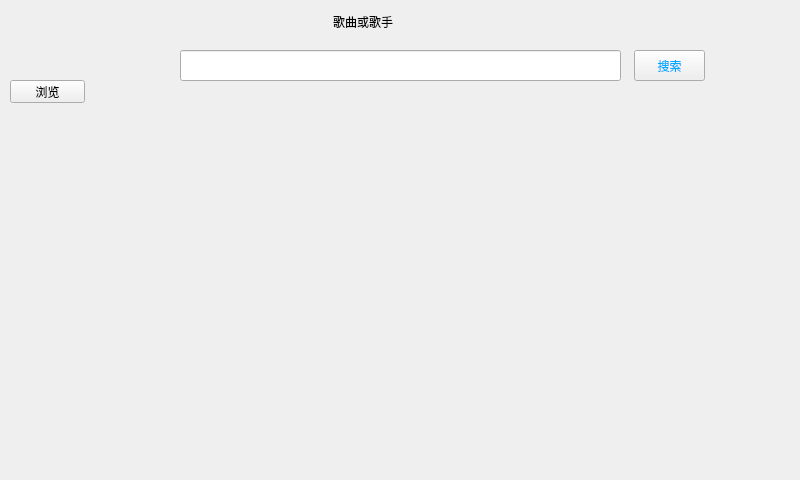
Qt form widget.ui (wai-wai/NaMusic) before a commit.
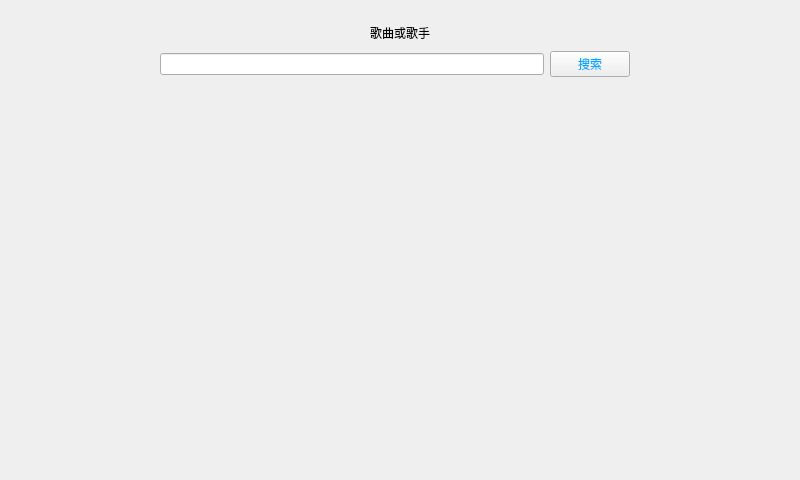
The same form after that commit.

Patch:
```diff
--- a/widget.ui
+++ b/widget.ui
@@ -18,8 +18,8 @@
   </property>
   <property name="maximumSize">
    <size>
-    <width>800</width>
-    <height>480</height>
+    <width>16777215</width>
+    <height>16777215</height>
    </size>
   </property>
   <property name="windowTitle">
@@ -28,37 +28,73 @@
   <property name="styleSheet">
    <string notr="true"/>
   </property>
-  <widget class="QLineEdit" name="musicName">
-   <property name="geometry">
-    <rect>
-     <x>180</x>
-     <y>50</y>
-     <width>441</width>
-     <height>31</height>
-    </rect>
-   </property>
-  </widget>
+  <layout class="QGridLayout" name="gridLayout_2">
+   <item row="0" column="0">
+    <widget class="QWidget" name="widget" native="true">
+     <property name="minimumSize">
+      <size>
+       <width>0</width>
+       <height>75</height>
+      </size>
+     </property>
+     <property name="maximumSize">
+      <size>
+       <width>16777215</width>
+       <height>75</height>
+      </size>
+     </property>
+     <layout class="QGridLayout" name="gridLayout">
+      <item row="0" column="0">
   <widget class="QLabel" name="label">
-   <property name="geometry">
-    <rect>
-     <x>333</x>
-     <y>11</y>
-     <width>81</width>
-     <height>21</height>
-    </rect>
+        <property name="minimumSize">
+         <size>
+          <width>0</width>
+          <height>20</height>
+         </size>
    </property>
    <property name="text">
     <string>歌曲或歌手</string>
    </property>
-  </widget>
+        <property name="alignment">
+         <set>Qt::AlignCenter</set>
+        </property>
+       </widget>
+      </item>
+      <item row="1" column="0">
+       <layout class="QHBoxLayout" name="horizontalLayout">
+        <item>
+         <spacer name="horizontalSpacer">
+          <property name="orientation">
+           <enum>Qt::Horizontal</enum>
+          </property>
+          <property name="sizeType">
+           <enum>QSizePolicy::Maximum</enum>
+          </property>
+          <property name="sizeHint" stdset="0">
+           <size>
+            <width>140</width>
+            <height>20</height>
+           </size>
+          </property>
+         </spacer>
+        </item>
+        <item>
+         <widget class="QLineEdit" name="musicName">
+          <property name="minimumSize">
+           <size>
+            <width>0</width>
+            <height>20</height>
+           </size>
+          </property>
+         </widget>
+        </item>
+        <item>
   <widget class="QPushButton" name="search">
-   <property name="geometry">
-    <rect>
-     <x>634</x>
-     <y>50</y>
-     <width>71</width>
-     <height>31</height>
-    </rect>
+          <property name="minimumSize">
+           <size>
+            <width>0</width>
+            <height>20</height>
+           </size>
    </property>
    <property name="styleSheet">
     <string notr="true">color: rgb(0, 170, 255);
@@ -68,42 +104,32 @@
     <string>搜索</string>
    </property>
   </widget>
-  <widget class="QWidget" name="musicList" native="true">
-   <property name="geometry">
-    <rect>
-     <x>10</x>
-     <y>110</y>
-     <width>781</width>
-     <height>361</height>
-    </rect>
-   </property>
-  </widget>
-  <widget class="QPushButton" name="pushButton">
-   <property name="geometry">
-    <rect>
-     <x>10</x>
-     <y>80</y>
-     <width>75</width>
-     <height>23</height>
-    </rect>
-   </property>
-   <property name="text">
-    <string>浏览</string>
-   </property>
-  </widget>
-  <widget class="QLabel" name="downPath">
-   <property name="geometry">
-    <rect>
-     <x>130</x>
-     <y>80</y>
-     <width>531</width>
-     <height>21</height>
-    </rect>
-   </property>
-   <property name="text">
-    <string/>
-   </property>
-  </widget>
+        </item>
+        <item>
+         <spacer name="horizontalSpacer_2">
+          <property name="orientation">
+           <enum>Qt::Horizontal</enum>
+          </property>
+          <property name="sizeType">
+           <enum>QSizePolicy::Maximum</enum>
+          </property>
+          <property name="sizeHint" stdset="0">
+           <size>
+            <width>150</width>
+            <height>20</height>
+           </size>
+          </property>
+         </spacer>
+        </item>
+       </layout>
+      </item>
+     </layout>
+    </widget>
+   </item>
+   <item row="1" column="0">
+    <widget class="QWidget" name="musicList" native="true"/>
+   </item>
+  </layout>
  </widget>
  <resources/>
  <connections/>
```
Lines whose indentation alone changed are shown as unchanged.
